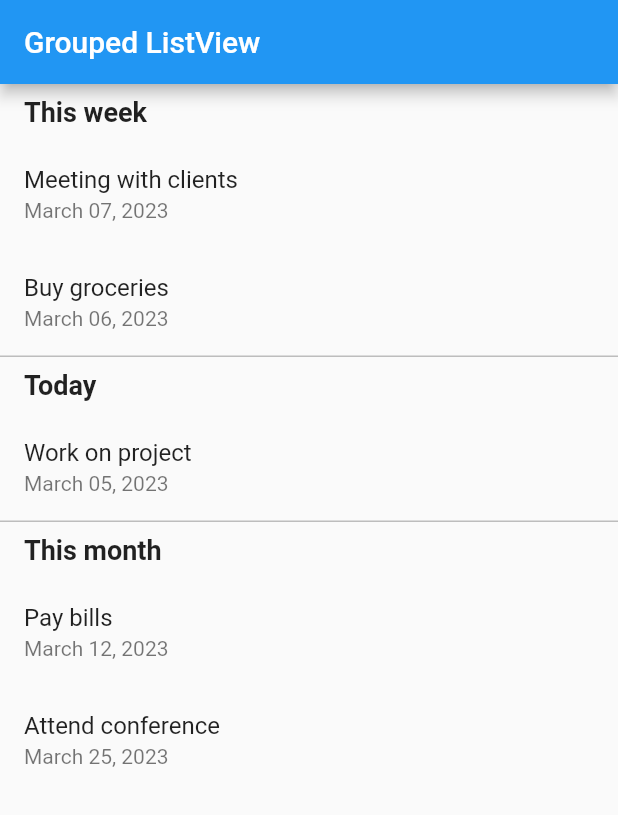
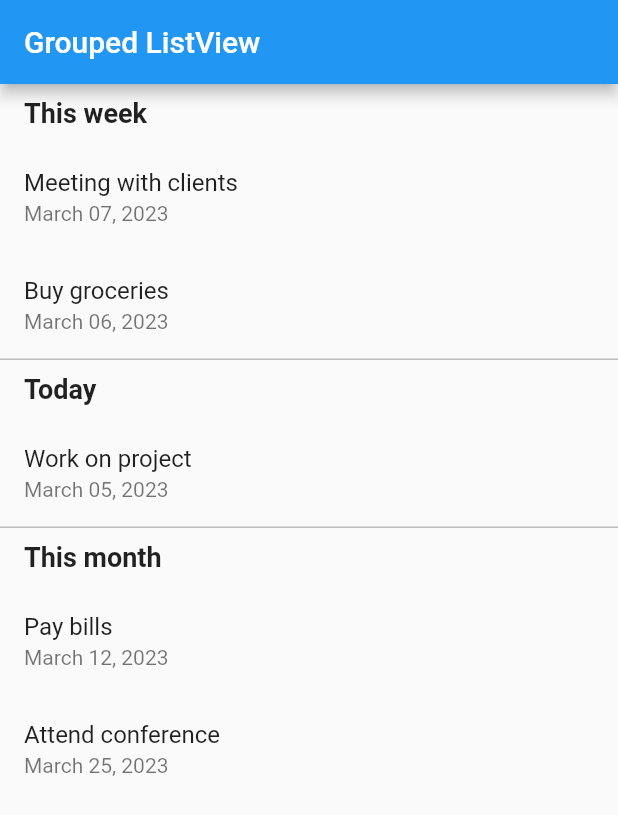
Before and after one commit to Vasanthsek/demo, a Flutter app: the screen it shows after launch, on a phone screen of 412 x 824 dp. Shown: the top 815 px of the screen. Run offline on Flutter 3.47's test engine with Material 2 defaults, Android fonts, the phone set to English and light mode, and no system bars.

Commit message:
Second commit

```diff
--- a/lib/main.dart
+++ b/lib/main.dart
@@ -111,7 +111,7 @@ class _GroupedListViewState extends State<GroupedListView> {
             crossAxisAlignment: CrossAxisAlignment.start,
             children: [
               Padding(
-                padding: const EdgeInsets.symmetric(horizontal: 16, vertical: 8),
+                padding: const EdgeInsets.symmetric(horizontal: 16, vertical: 9),
                 child: Text(
                   key,
                   style: TextStyle(fontSize: 18, fontWeight: FontWeight.bold),
@@ -145,78 +145,3 @@ class _GroupedListViewState extends State<GroupedListView> {
     );
   }
 }
-
-
-// class MyListTile {
-//   final String title;
-//   final DateTime date;
-
-//   MyListTile({required this.title, required this.date});
-// }
-
-
-
-// class App extends StatelessWidget {
-//   final List<MyListTile> listTiles = [
-//     MyListTile(title: 'Today 1', date: DateTime.now()),
-//     MyListTile(title: 'Today 2', date: DateTime.now()),
-//     MyListTile(title: 'Weekly 1', date: DateTime.now().add(Duration(days: 7))),
-//     MyListTile(title: 'Weekly 2', date: DateTime.now().add(Duration(days: 5))),
-//     MyListTile(title: 'Monthly 1', date: DateTime.now().add(Duration(days: 30))),
-//     MyListTile(title: 'Monthly 2', date: DateTime.now().add(Duration(days: 30))),
-//   ];
-
-//   @override
-//   Widget build(BuildContext context) {
-//     final Map<String, List<MyListTile>> groupedByDate =
-//         groupBy(listTiles, (MyListTile obj) {
-//       final int daysDiff = DateTime.now().difference(obj.date).inDays;
-//       if (daysDiff == 0) {
-//         return 'Today';
-//       } else if (daysDiff <= 7) {
-//         return 'Weekly';
-//       } else {
-//         return 'Monthly';
-//       }
-//     });
-
-//     return MaterialApp(
-//       home: Scaffold(
-//         appBar: AppBar(
-//           title: Text('Grouped List'),
-//         ),
-//         body: ListView.builder(
-//           itemCount: groupedByDate.length,
-//           itemBuilder: (BuildContext context, int index) {
-//             final String key = groupedByDate.keys.elementAt(index);
-//             final List<MyListTile> values = groupedByDate[key]!;
-
-//             return Column(
-//               crossAxisAlignment: CrossAxisAlignment.start,
-//               children: [
-//                 Padding(
-//                   padding: const EdgeInsets.all(8.0),
-//                   child: Text(
-//                     key,
-//                     style: TextStyle(fontSize: 18, fontWeight: FontWeight.bold),
-//                   ),
-//                 ),
-//                 ListView.builder(
-//                   shrinkWrap: true,
-//                   physics: NeverScrollableScrollPhysics(),
-//                   itemCount: values.length,
-//                   itemBuilder: (BuildContext context, int index) {
-//                     return ListTile(
-//                       title: Text(values[index].title),
-//                       subtitle: Text(values[index].date.toString()),
-//                     );
-//                   },
-//                 ),
-//               ],
-//             );
-//           },
-//         ),
-//       ),
-//     );
-//   }
-// }
```
